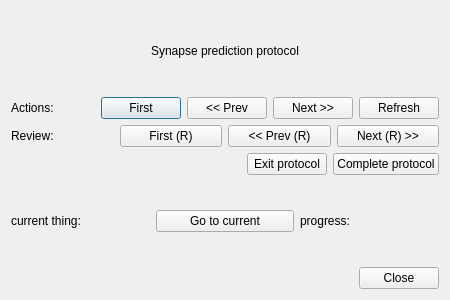
Qt form neurolabi/gui/protocols/synapsepredictionprotocol.ui (janelia-flyem/NeuTu) before a commit.
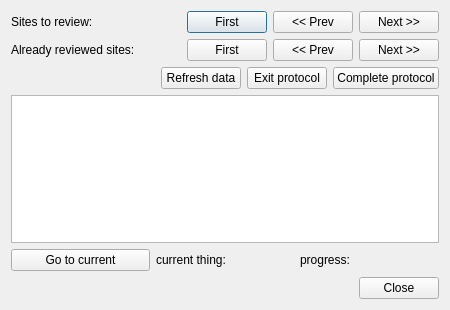
The same form after that commit.

Commit message: more work on synapse table; untested

```diff
--- a/neurolabi/gui/protocols/synapsepredictionprotocol.ui
+++ b/neurolabi/gui/protocols/synapsepredictionprotocol.ui
@@ -7,29 +7,19 @@
     <x>0</x>
     <y>0</y>
     <width>450</width>
-    <height>300</height>
+    <height>310</height>
    </rect>
   </property>
   <property name="windowTitle">
    <string>Synapse Prediction Protocol</string>
   </property>
   <layout class="QVBoxLayout" name="verticalLayout">
-   <item>
-    <widget class="QLabel" name="label_2">
-     <property name="text">
-      <string>Synapse prediction protocol</string>
-     </property>
-     <property name="alignment">
-      <set>Qt::AlignCenter</set>
-     </property>
-    </widget>
-   </item>
    <item>
     <layout class="QHBoxLayout" name="horizontalLayout">
      <item>
       <widget class="QLabel" name="label">
        <property name="text">
-        <string>Actions:</string>
+        <string>Sites to review:</string>
        </property>
       </widget>
      </item>
@@ -67,13 +57,6 @@
        </property>
       </widget>
      </item>
-     <item>
-      <widget class="QPushButton" name="refreshButton">
-       <property name="text">
-        <string>Refresh</string>
-       </property>
-      </widget>
-     </item>
     </layout>
    </item>
    <item>
@@ -81,28 +64,41 @@
      <item>
       <widget class="QLabel" name="label_3">
        <property name="text">
-        <string>Review:</string>
+        <string>Already reviewed sites:</string>
        </property>
       </widget>
      </item>
+     <item>
+      <spacer name="horizontalSpacer_3">
+       <property name="orientation">
+        <enum>Qt::Horizontal</enum>
+       </property>
+       <property name="sizeHint" stdset="0">
+        <size>
+         <width>40</width>
+         <height>20</height>
+        </size>
+       </property>
+      </spacer>
+     </item>
      <item>
       <widget class="QPushButton" name="reviewFirstButton">
        <property name="text">
-        <string>First (R)</string>
+        <string>First</string>
        </property>
       </widget>
      </item>
      <item>
       <widget class="QPushButton" name="reviewPrevButton">
        <property name="text">
-        <string>&lt;&lt; Prev (R)</string>
+        <string>&lt;&lt; Prev</string>
        </property>
       </widget>
      </item>
      <item>
       <widget class="QPushButton" name="reviewNextButton">
        <property name="text">
-        <string>Next (R) &gt;&gt;</string>
+        <string>Next &gt;&gt;</string>
        </property>
       </widget>
      </item>
@@ -123,6 +119,13 @@
        </property>
       </spacer>
      </item>
+     <item>
+      <widget class="QPushButton" name="refreshButton">
+       <property name="text">
+        <string>Refresh data</string>
+       </property>
+      </widget>
+     </item>
      <item>
       <widget class="QPushButton" name="exitButton">
        <property name="text">
@@ -139,15 +142,18 @@
      </item>
     </layout>
    </item>
+   <item>
+    <widget class="QTableView" name="sitesTableView">
+     <property name="editTriggers">
+      <set>QAbstractItemView::NoEditTriggers</set>
+     </property>
+     <property name="selectionMode">
+      <enum>QAbstractItemView::NoSelection</enum>
+     </property>
+    </widget>
+   </item>
    <item>
     <layout class="QHBoxLayout" name="horizontalLayout_3">
-     <item>
-      <widget class="QLabel" name="currentLabel">
-       <property name="text">
-        <string>current thing:</string>
-       </property>
-      </widget>
-     </item>
      <item>
       <widget class="QPushButton" name="gotoButton">
        <property name="text">
@@ -155,6 +161,13 @@
        </property>
       </widget>
      </item>
+     <item>
+      <widget class="QLabel" name="currentLabel">
+       <property name="text">
+        <string>current thing:</string>
+       </property>
+      </widget>
+     </item>
      <item>
       <widget class="QLabel" name="progressLabel">
        <property name="text">
```
The commit also changes 3 other files.
